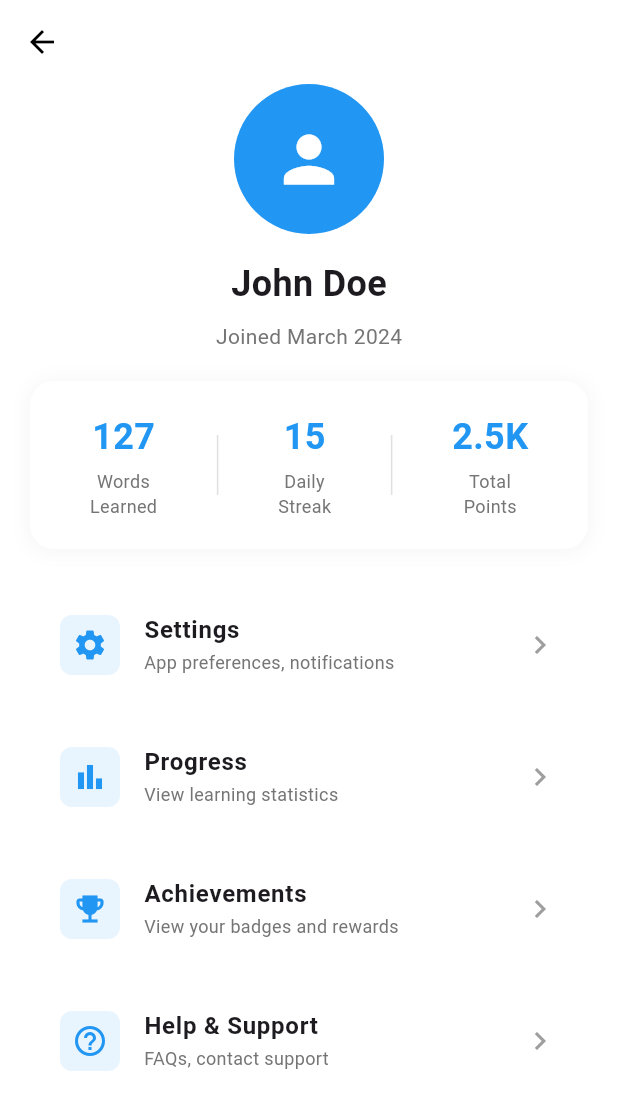
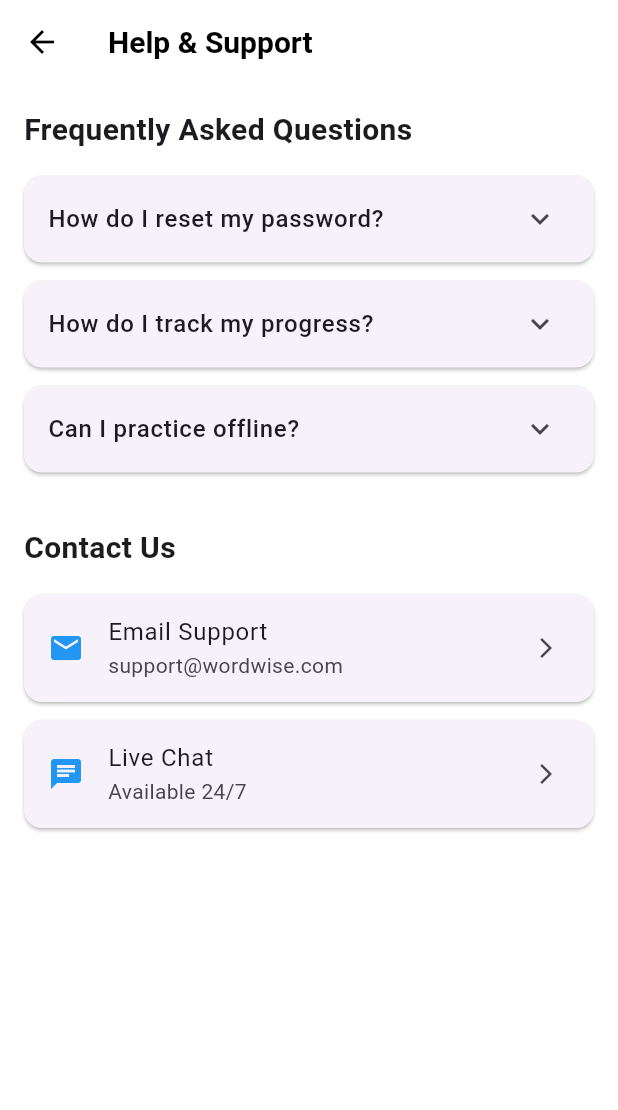
Before and after one commit to AldairAvelino/word-wise, a Flutter app: the ProfileScreen screen opened directly, after a tap on "Help & Support", on a phone screen of 412 x 824 dp. Shown: the top 1110 px of the screen. Run offline on Flutter 3.47's test engine with Material 3 defaults, Android fonts, the phone set to English and light mode, and no system bars; our stand-ins replace flutter_bloc, just_audio, shared_preferences; accounts and stored records are empty.

Commit message:
add: help and support screen

```diff
--- /dev/null
+++ b/mobile/lib/screens/help_support_screen.dart
@@ -0,0 +1,118 @@
+import 'package:flutter/material.dart';
+
+class HelpSupportScreen extends StatelessWidget {
+  const HelpSupportScreen({super.key});
+
+  @override
+  Widget build(BuildContext context) {
+    return Scaffold(
+      appBar: AppBar(
+        backgroundColor: Colors.transparent,
+        elevation: 0,
+        leading: IconButton(
+          icon: const Icon(Icons.arrow_back, color: Colors.black),
+          onPressed: () => Navigator.pop(context),
+        ),
+        title: const Text(
+          'Help & Support',
+          style: TextStyle(color: Colors.black),
+        ),
+      ),
+      body: SingleChildScrollView(
+        child: Padding(
+          padding: const EdgeInsets.all(16.0),
+          child: Column(
+            crossAxisAlignment: CrossAxisAlignment.start,
+            children: [
+              _buildSection(
+                'Frequently Asked Questions',
+                [
+                  _buildFaqItem(
+                    'How do I reset my password?',
+                    'Go to the login screen and tap on "Forgot Password".',
+                  ),
+                  _buildFaqItem(
+                    'How do I track my progress?',
+                    'Visit your profile page and check the statistics card.',
+                  ),
+                  _buildFaqItem(
+                    'Can I practice offline?',
+                    'Yes, downloaded words are available offline.',
+                  ),
+                ],
+              ),
+              const SizedBox(height: 24),
+              _buildSection(
+                'Contact Us',
+                [
+                  _buildContactItem(
+                    Icons.email,
+                    'Email Support',
+                    'support@wordwise.com',
+                  ),
+                  _buildContactItem(
+                    Icons.chat,
+                    'Live Chat',
+                    'Available 24/7',
+                  ),
+                ],
+              ),
+            ],
+          ),
+        ),
+      ),
+    );
+  }
+
+  Widget _buildSection(String title, List<Widget> children) {
+    return Column(
+      crossAxisAlignment: CrossAxisAlignment.start,
+      children: [
+        Text(
+          title,
+          style: const TextStyle(
+            fontSize: 20,
+            fontWeight: FontWeight.bold,
+          ),
+        ),
+        const SizedBox(height: 16),
+        ...children,
+      ],
+    );
+  }
+
+  Widget _buildFaqItem(String question, String answer) {
+    return Card(
+      margin: const EdgeInsets.only(bottom: 12),
+      child: ExpansionTile(
+        title: Text(
+          question,
+          style: const TextStyle(
+            fontWeight: FontWeight.w500,
+          ),
+        ),
+        children: [
+          Padding(
+            padding: const EdgeInsets.all(16.0),
+            child: Text(answer),
+          ),
+        ],
+      ),
+    );
+  }
+
+  Widget _buildContactItem(IconData icon, String title, String subtitle) {
+    return Card(
+      margin: const EdgeInsets.only(bottom: 12),
+      child: ListTile(
+        leading: Icon(icon, color: Colors.blue),
+        title: Text(title),
+        subtitle: Text(subtitle),
+        trailing: const Icon(Icons.arrow_forward_ios, size: 16),
+        onTap: () {
+          // TODO: Implement contact actions
+        },
+      ),
+    );
+  }
+}
--- a/mobile/lib/screens/profile_screen.dart
+++ b/mobile/lib/screens/profile_screen.dart
@@ -3,6 +3,7 @@ import 'package:provider/provider.dart';
 import 'package:mobile/providers/auth_provider.dart';
 import 'package:mobile/screens/auth/get_started_screen.dart';
 import 'package:mobile/screens/settings_screen.dart';
+import 'package:mobile/screens/help_support_screen.dart';
 
 class ProfileScreen extends StatelessWidget {
   const ProfileScreen({super.key});
@@ -131,7 +132,12 @@ class ProfileScreen extends StatelessWidget {
           icon: Icons.help_outline,
           title: 'Help & Support',
           subtitle: 'FAQs, contact support',
-          onTap: () {},
+          onTap: () {
+            Navigator.push(
+              context,
+              MaterialPageRoute(builder: (context) => const HelpSupportScreen()),
+            );
+          },
         ),
       ],
     );
```
